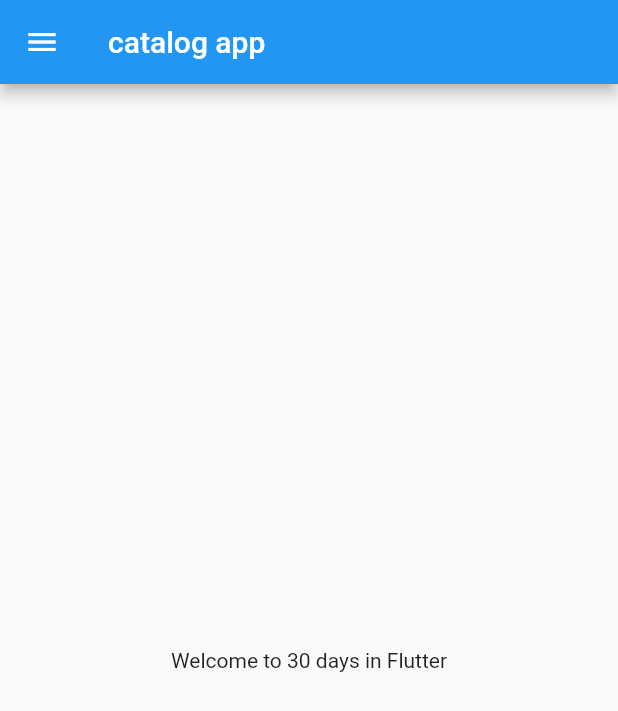
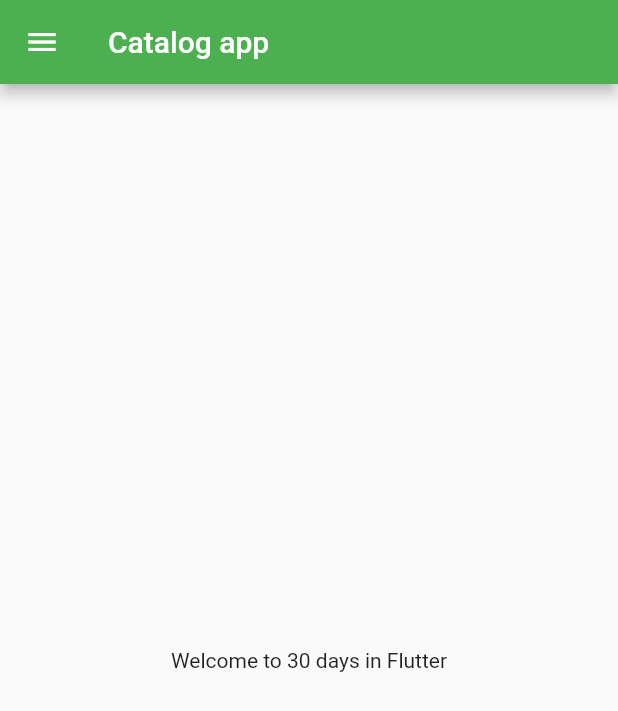
Before and after one commit to bayazidhossain215/flutter_catalog, a Flutter app: the screen it shows after launch, on a phone screen of 412 x 824 dp. Shown: the top 711 px of the screen. Run offline on Flutter 3.47's test engine with Material 2 defaults, Android fonts, the phone set to English and light mode, and no system bars; missing offline and left inert: dart:js.

Commit message:
Day 3 Completed

```diff
--- a/lib/Pages/home_page.dart
+++ b/lib/Pages/home_page.dart
@@ -11,7 +11,7 @@ class HomePage extends StatelessWidget {
 
     return Scaffold(
       appBar: AppBar(
-        title: Text("catalog app"),
+        title: Text("Catalog app"),
       ),
       body: Center(
         child: Container(
--- a/lib/main.dart
+++ b/lib/main.dart
@@ -1,5 +1,8 @@
+import 'dart:js';
+
 import 'package:flutter/material.dart';
 import 'package:flutter_catalog/Pages/home_page.dart';
+import 'package:flutter_catalog/Pages/login_page.dart';
 
 void main() {
   runApp(MyApp());
@@ -11,7 +14,21 @@ class MyApp extends StatelessWidget {
   @override
   Widget build(BuildContext context) {
     return MaterialApp(
-      home: HomePage(),
+
+      themeMode: ThemeMode.light,
+      theme: ThemeData(primarySwatch: Colors.green),
+      darkTheme: ThemeData(
+        brightness: Brightness.dark),
+        initialRoute: "/home",
+        routes: {
+          "/": (context)=> LoginPage(),
+          "/home": (context)=> HomePage(),
+          "/login": (context)=> LoginPage(),
+
+
+
+        },
+
     );
   }
 }
```
Also changed, not shown: lib/Pages/login_page.dart (added, +17 -0 lines).
